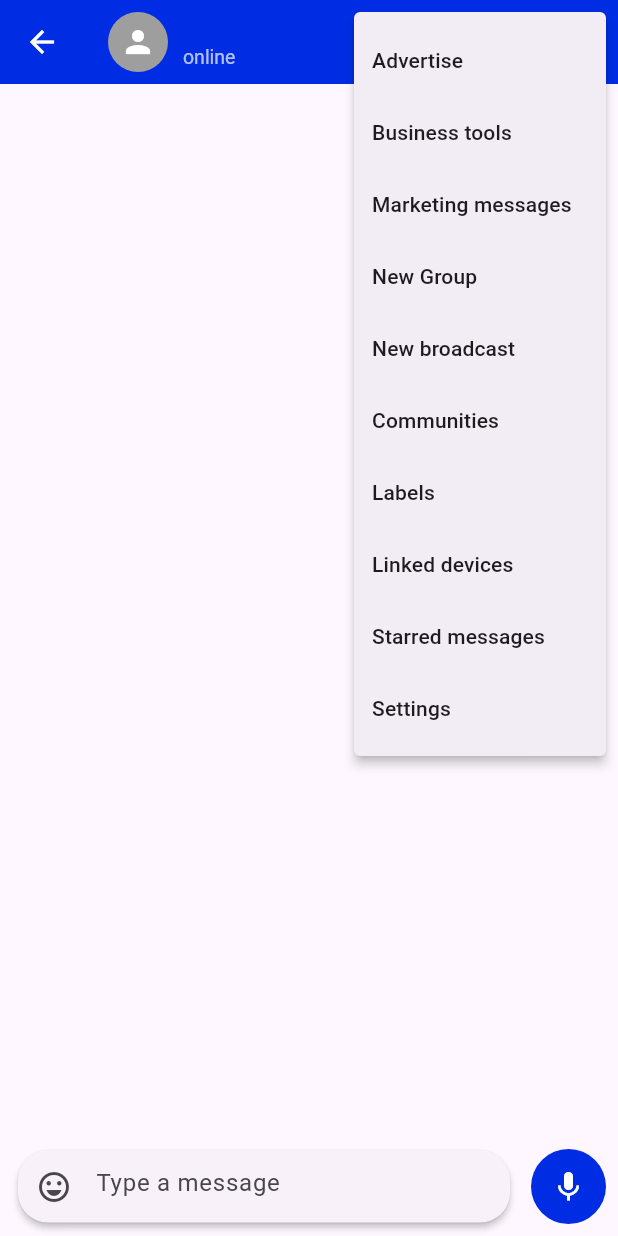
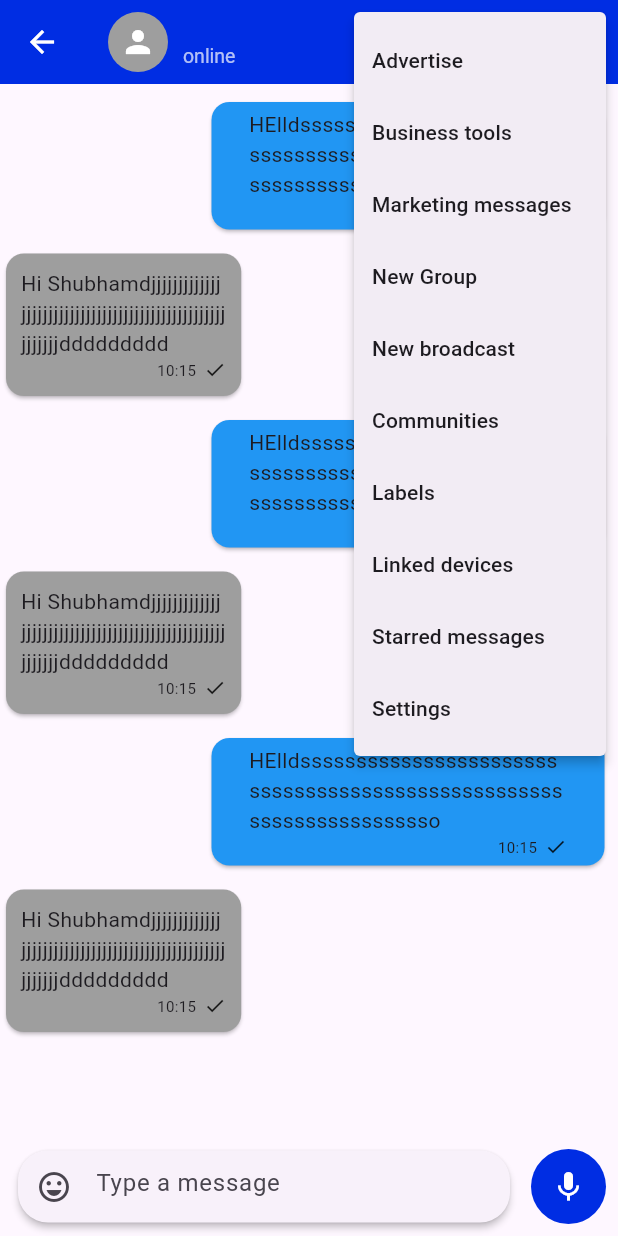
Before and after one commit to ShubhamS40/VibeChat, a Flutter app: the IndividualPage screen opened directly with empty values, after a tap on the "more vert" icon, on a phone screen of 412 x 824 dp. Run offline on Flutter 3.47's test engine with Material 3 defaults, Android fonts, the phone set to English and light mode, and no system bars; our stand-ins replace cloud_firestore, country_picker, emoji_picker_flutter, firebase_core, firebase_database, pin_code_fields and 1 more; missing offline and left inert: jwt_decode; accounts and stored records are empty; network calls fail.

Commit message:
socket connection done frontend to backend

```diff
--- a/frontend/lib/screen/individual.dart
+++ b/frontend/lib/screen/individual.dart
@@ -1,5 +1,10 @@
 import 'package:flutter/material.dart';
 import 'package:emoji_picker_flutter/emoji_picker_flutter.dart';
+import 'package:socket_io_client/socket_io_client.dart' as IO;
+import 'package:vibechat/ui_component/ownMessagecard.dart';
+import 'package:vibechat/ui_component/replyMessagecard.dart';
+
+
 
 class IndividualPage extends StatefulWidget {
   final String name;
@@ -13,6 +18,35 @@ class IndividualPage extends StatefulWidget {
 class _IndividualPageState extends State<IndividualPage> {
   bool _showEmojiPicker = false; // Track emoji picker visibility
   TextEditingController _messageController = TextEditingController();
+  String? value;
+
+  @override
+  void initState() {
+    super.initState();
+    _messageController.addListener(() {
+      setState(() {
+        value = _messageController.text;
+      });
+    });
+    connect();
+  }
+
+
+ void connect(){
+   IO.Socket socket = IO.io('http://192.168.4.214:3000',<String,dynamic>{
+     "transport":["websocket"],
+     "autoConnect":"false"
+   });
+
+   socket.connect();
+   socket.on('welcome', (data){
+     print(data);
+   });
+
+ }
+
+
+
 
   @override
   Widget build(BuildContext context) {
@@ -82,13 +116,29 @@ class _IndividualPageState extends State<IndividualPage> {
       ),
       body: Stack(
         children: [
+          ListView(
+            children: const [
+              Ownmessagecard(),
+              Replymessagecard(),
+              Ownmessagecard(),
+              Replymessagecard(),
+              Ownmessagecard(),
+              Replymessagecard(),
+            ],
+          ),
           Column(
             children: [
               Expanded(child: Container()), // Placeholder for chat messages
               _buildMessageInput(),
             ],
           ),
-          if (_showEmojiPicker) _buildEmojiPicker(),
+          if (_showEmojiPicker)
+            Positioned(
+              bottom: 0, // Position the emoji picker at the bottom of the screen
+              left: 0,
+              right: 0,
+              child: _buildEmojiPicker(),
+            ),
         ],
       ),
     );
@@ -133,9 +183,12 @@ class _IndividualPageState extends State<IndividualPage> {
             radius: 25,
             backgroundColor: const Color(0xFF002DE3),
             child: IconButton(
-              icon: const Icon(Icons.mic, color: Colors.white),
+              icon: Icon(
+                _messageController.text.isNotEmpty ? Icons.send : Icons.mic,
+                color: Colors.white,
+              ),
               onPressed: () {
-                // Handle voice recording
+                // Handle sending message or voice recording
               },
             ),
           ),
@@ -151,11 +204,8 @@ class _IndividualPageState extends State<IndividualPage> {
         _messageController.text += emoji.emoji;
       },
       config: Config(
-    height: 10,
-
+        height: 250, // Fixed height for the emoji picker
       ),
     );
-
-
   }
 }
--- /dev/null
+++ b/frontend/lib/ui_component/ownMessagecard.dart
@@ -0,0 +1,53 @@
+import 'package:flutter/cupertino.dart';
+import 'package:flutter/material.dart';
+
+class Ownmessagecard extends StatelessWidget {
+  const Ownmessagecard({super.key});
+
+  @override
+  Widget build(BuildContext context) {
+    return ConstrainedBox(constraints: BoxConstraints(
+      maxWidth: 200,
+
+
+    ),
+
+    child: Align(
+      alignment: Alignment.centerRight,
+      child: Container(
+        width: 280,
+        padding: EdgeInsets.symmetric(vertical: 8,horizontal: 5),
+        child: Card(
+
+          color: Colors.blue,
+            elevation: 1,
+          child: Stack(
+            children: [
+              Padding(padding:EdgeInsets.symmetric(vertical: 5,horizontal: 25),child: Column(
+                crossAxisAlignment: CrossAxisAlignment.start,
+                children: [
+                  Text("HElldssssssssssssssssssssssssssssssssssssssssssssssssssssssssssssssssssso"),
+                 Container(
+                   color: Colors.red,
+                   width: 100,
+
+                 ),
+                  Row(
+                    mainAxisAlignment: MainAxisAlignment.end,
+                    children: [
+                      Text("10:15",style: TextStyle(fontSize: 10),),
+                      SizedBox(width: 5,),
+                      Icon(Icons.check_outlined,size: 15,)
+                    ],
+                  ),
+                ],
+              ),),
+
+            ],
+          ),
+        ),
+      ),
+    ),
+    );
+  }
+}
--- /dev/null
+++ b/frontend/lib/ui_component/replyMessagecard.dart
@@ -0,0 +1,41 @@
+import 'package:flutter/cupertino.dart';
+import 'package:flutter/material.dart';
+
+class Replymessagecard extends StatelessWidget {
+  const Replymessagecard({super.key});
+
+  @override
+  Widget build(BuildContext context) {
+    return Align(
+      alignment: Alignment.centerLeft,
+      child: Container(
+        width: MediaQuery.of(context).size.width/2.5,
+
+
+        child: Card(
+          color: Colors.grey,
+          child: Padding(
+            padding: EdgeInsets.all(10),
+            child: Column(
+            crossAxisAlignment: CrossAxisAlignment.start,
+              children: [
+
+                Text("Hi Shubhamdjjjjjjjjjjjjjjjjjjjjjjjjjjjjjjjjjjjjjjjjjjjjjjjjjjjjjjjjjjddddddddd"),
+                Row(
+                  mainAxisAlignment: MainAxisAlignment.end,
+
+                  children: [
+                    Text("10:15",style: TextStyle(fontSize: 10),),
+                    SizedBox(width: 5,),
+                    Icon(Icons.check_outlined,size: 15,)
+                  ],
+                )
+              ],
+
+            ),
+          ),
+        ),
+      ),
+    );
+  }
+}
--- a/frontend/pubspec.yaml
+++ b/frontend/pubspec.yaml
@@ -44,6 +44,7 @@ dependencies:
   http: ^1.2.2
   jwt_decode: ^0.3.1
   emoji_picker_flutter: ^3.1.0
+  socket_io_client: ^3.0.2
 
 dev_dependencies:
   flutter_test:
```
Also changed, not shown: frontend/lib/components/card_list.dart (+7 -1 lines), frontend/lib/components/contact_card.dart (added, +15 -0 lines), frontend/lib/main.dart (+9 -2 lines), frontend/lib/screen/home.dart (+6 -1 lines), frontend/lib/screen/selectcontact.dart (added, +40 -0 lines), frontend/pubspec.lock, 4 other files.
